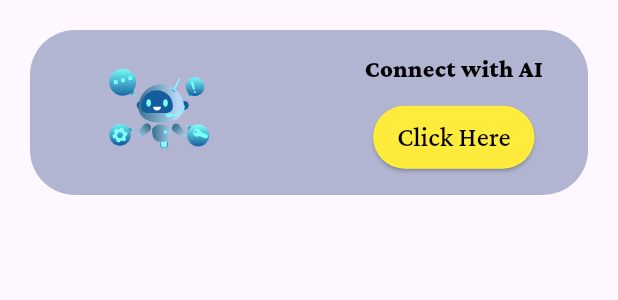
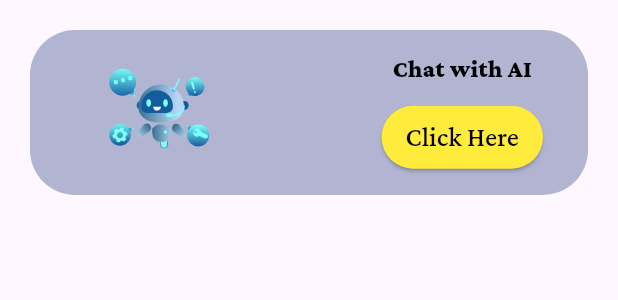
Before and after one commit to manojbhatta500/Genie, a Flutter app: the CustomBanner widget shown alone on an empty page, opened directly, on a phone screen of 412 x 824 dp. Shown: the top 300 px of the screen. Run offline on Flutter 3.47's test engine with Material 3 defaults, Android fonts, the phone set to English and light mode, and no system bars; our stand-ins replace bloc, dartz, flutter_bloc, flutter_svg, google_fonts, lottie and 1 more; accounts and stored records are empty.

Commit message:
20 % done

```diff
--- a/lib/widgets/custom_banner.dart
+++ b/lib/widgets/custom_banner.dart
@@ -55,7 +55,7 @@ class _CustomBannerState extends State<CustomBanner>
               mainAxisAlignment: MainAxisAlignment.center,
               children: [
                 Text(
-                  'Connect with AI',
+                  'Chat with AI',
                   style: GoogleFonts.crimsonPro(
                     color: Colors.black,
                     fontSize: 16,
```
